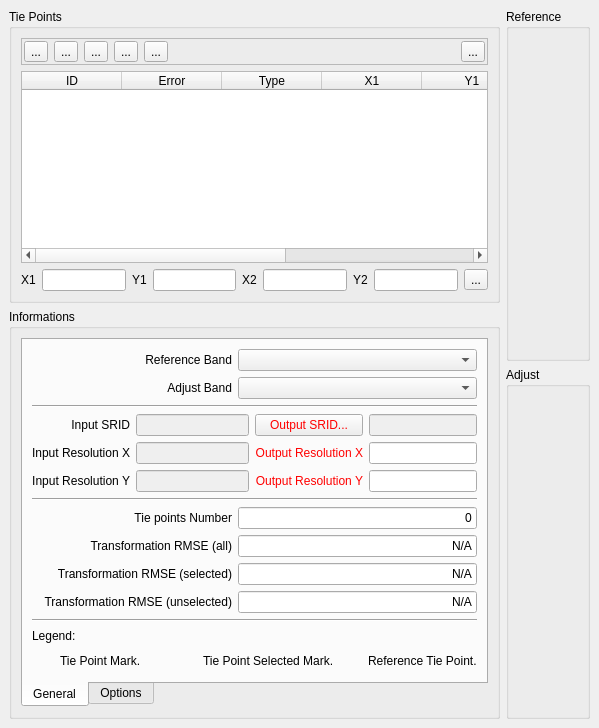
The window that src/terralib/qt/widgets/rp/ui/TiePointLocatorWidgetForm.ui (claudiobogossian/terralib5) describes before a commit, drawn with Qt 5.
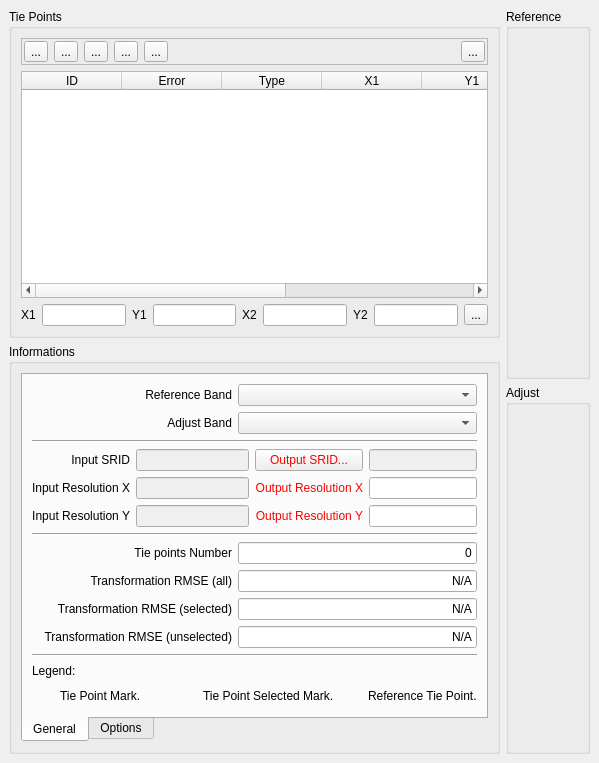
The same window after the commit.

Commit message: Adding tool tips

Patch:
```diff
--- a/src/terralib/qt/widgets/rp/ui/TiePointLocatorWidgetForm.ui
+++ b/src/terralib/qt/widgets/rp/ui/TiePointLocatorWidgetForm.ui
@@ -7,7 +7,7 @@
     <x>0</x>
     <y>0</y>
     <width>599</width>
-    <height>723</height>
+    <height>763</height>
    </rect>
   </property>
   <property name="windowTitle">
```
Left out of the diff: 12 changed lines with no effect on the pictures.
